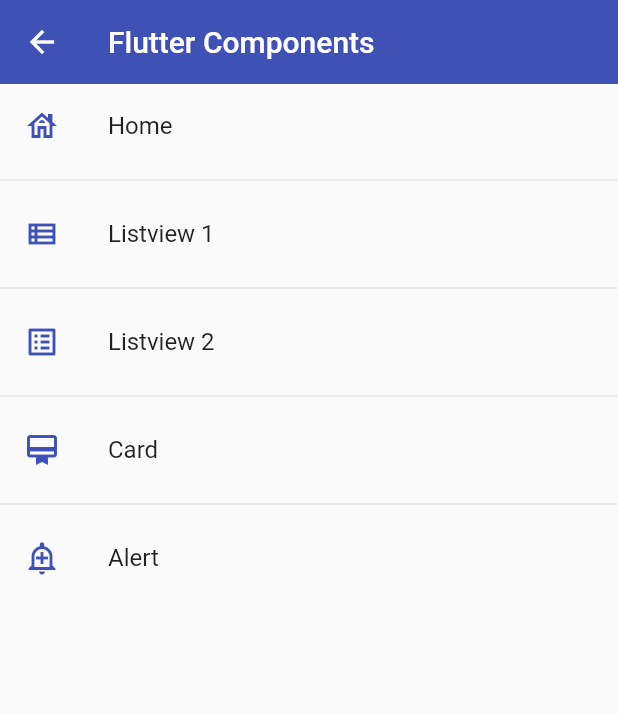
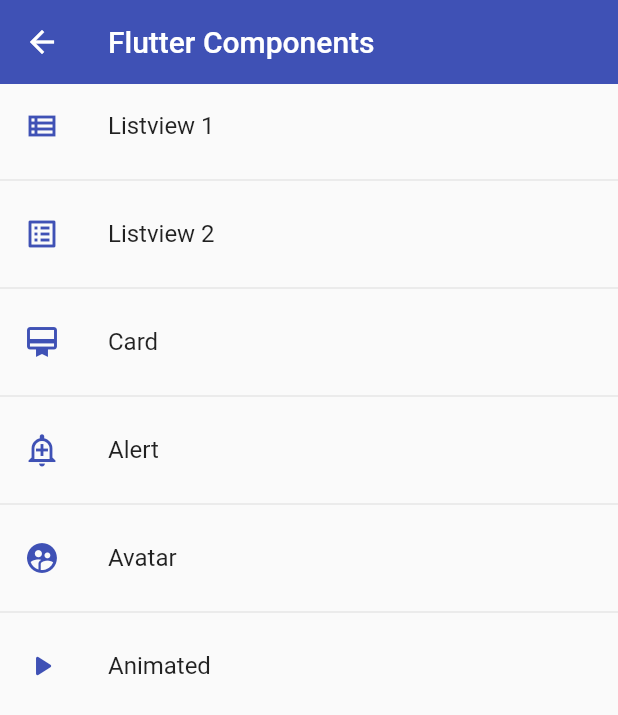
Before and after one commit to iamtonycabrera/flutter-components-application, a Flutter app: the HomeScreen screen opened directly, on a phone screen of 412 x 824 dp. Shown: the top 715 px of the screen. Run offline on Flutter 3.47's test engine with Material 2 defaults, Android fonts, the phone set to English and light mode, and no system bars.

Commit message:
Widget Container (animated)

```diff
--- a/lib/router/app_routes.dart
+++ b/lib/router/app_routes.dart
@@ -8,11 +8,11 @@ class AppRoutes {
 
   static final menuOptions = <MenuOption>[
     //TODO: borrar home
-    MenuOption(
-        route: 'home',
-        name: 'Home',
-        screen: const HomeScreen(),
-        icon: Icons.house_outlined),
+    // MenuOption(
+    //     route: 'home',
+    //     name: 'Home',
+    //     screen: const HomeScreen(),
+    //     icon: Icons.house_outlined),
     MenuOption(
         route: 'listview1',
         name: 'Listview 1',
@@ -33,10 +33,22 @@ class AppRoutes {
         name: 'Alert',
         screen: const AlertScreen(),
         icon: Icons.add_alert_outlined),
+    MenuOption(
+        route: 'avatar',
+        name: 'Avatar',
+        screen: const AvatarScreen(),
+        icon: Icons.supervised_user_circle),
+    MenuOption(
+        route: 'animated',
+        name: 'Animated',
+        screen: const AnimatedScreen(),
+        icon: Icons.play_arrow_rounded),
   ];
 
   static Map<String, Widget Function(BuildContext)> getAppRoutes() {
     Map<String, Widget Function(BuildContext)> appRoutes = {};
+
+    appRoutes.addAll({'home': (BuildContext context) => const HomeScreen()});
 
     for (final options in menuOptions) {
       appRoutes
--- a/lib/screens/screens.dart
+++ b/lib/screens/screens.dart
@@ -1,5 +1,7 @@
-export 'package:components_application/screens/alert.dart';
-export 'package:components_application/screens/card.dart';
-export 'package:components_application/screens/home.dart';
-export 'package:components_application/screens/listview1.dart';
-export 'package:components_application/screens/listview2.dart';
+export 'package:components_application/screens/alert_screen.dart';
+export 'package:components_application/screens/animated_screen.dart';
+export 'package:components_application/screens/avatar_screen.dart';
+export 'package:components_application/screens/card_screen.dart';
+export 'package:components_application/screens/home_screen.dart';
+export 'package:components_application/screens/listview1_screen.dart';
+export 'package:components_application/screens/listview2_screen.dart';
```
Also changed, not shown: lib/screens/animated_screen.dart (added, +55 -0 lines), lib/screens/avatar_screen.dart (added, +30 -0 lines).
